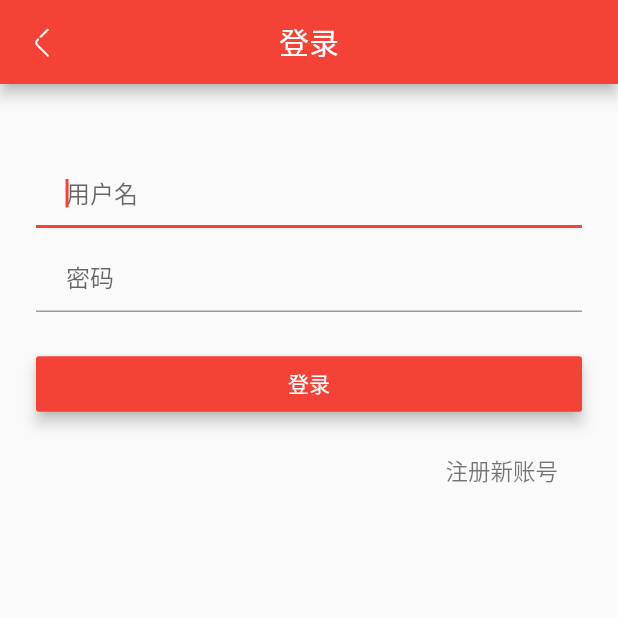
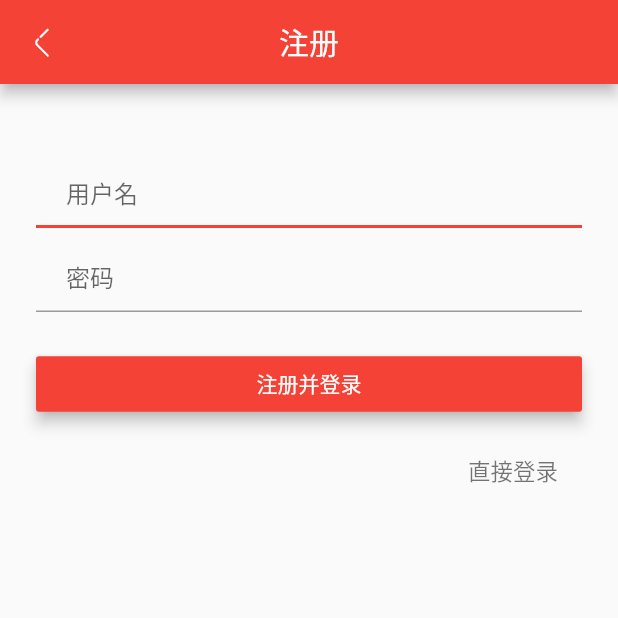
Before and after one commit to hurshi/wanandroid, a Flutter app: the LoginPage screen opened directly, after a tap on "注册新账号", on a phone screen of 412 x 824 dp, the top half of it. Run offline on Flutter 3.47's test engine with Material 2 defaults, Android fonts, the phone set to English and light mode, and no system bars; our stand-ins replace cached_network_image, dio; missing offline and left inert: banner, flutter_webview_plugin; generated files the repository leaves out were written again; network calls fail; Roboto replaces fonts that are missing (noto).

Commit message:
add regiest

```diff
--- a/lib/api/Api.dart
+++ b/lib/api/Api.dart
@@ -17,6 +17,7 @@ class Api {
   static final String AVATAR = "https://api.adorable.io/avatars/200/";
   static final String AVATAR_LEGO = "https://randomuser.me/api/portraits/lego/";
   static final String LOGIN = "http://www.wanandroid.com/user/login";
+  static final String REGISTER = "http://www.wanandroid.com/user/register";
   static final String COLLECTED_ARTICLE =
       "http://www.wanandroid.com/lg/collect/list/";
   static final String COLLECT_IN_ARTICLE =
--- a/lib/pages/login/LoginPage.dart
+++ b/lib/pages/login/LoginPage.dart
@@ -15,6 +15,7 @@ class LoginPage extends StatefulWidget {
 }
 
 class _LoginPagePageState extends State<LoginPage> {
+  bool isLogin = true;
   TextFormField _userNameInputForm;
   TextFormField _psdInputForm;
 
@@ -24,7 +25,7 @@ class _LoginPagePageState extends State<LoginPage> {
       appBar: AppBar(
         leading: BackBtn(),
         centerTitle: true,
-        title: Text("登录"),
+        title: Text(isLogin ? "登录" : "注册"),
       ),
       body: Builder(builder: (ct) {
         return ListView(
@@ -53,7 +54,7 @@ class _LoginPagePageState extends State<LoginPage> {
       padding: const EdgeInsets.all(8.0),
       color: GlobalConfig.colorPrimary,
       textColor: Colors.white,
-      child: Text("登录"),
+      child: Text(isLogin ? "登录" : "注册并登录"),
       elevation: 4.0,
       onPressed: () {
         var _userNameStr = _userNameInputForm.controller.text;
@@ -66,7 +67,7 @@ class _LoginPagePageState extends State<LoginPage> {
         } else {
           User().userName = _userNameStr;
           User().password = _psdStr;
-          User().login(callback: (bool loginOK, String errorMsg) {
+          var callback = (bool loginOK, String errorMsg) {
             if (loginOK) {
               Snack.show(context, "登录成功");
               Timer(Duration(milliseconds: 400), () {
@@ -75,7 +76,10 @@ class _LoginPagePageState extends State<LoginPage> {
             } else {
               Snack.show(context, errorMsg);
             }
-          });
+          };
+          isLogin
+              ? User().login(callback: callback)
+              : User().register(callback: callback);
         }
       },
     );
@@ -110,10 +114,14 @@ class _LoginPagePageState extends State<LoginPage> {
   Widget _buildRegBtn() {
     return FlatButton(
       child: Text(
-        '注册新账号',
+        isLogin ? '注册新账号' : '直接登录',
         style: TextStyle(fontSize: 15.0, color: Colors.black54),
       ),
-      onPressed: () {},
+      onPressed: () {
+        setState(() {
+          isLogin = !isLogin;
+        });
+      },
     );
   }
 }
```
Also changed, not shown: lib/api/CommonService.dart (+9 -0 lines), lib/common/User.dart (+12 -1 lines), lib/pages/common/BlogArticleItem.dart (+0 -10 lines).
